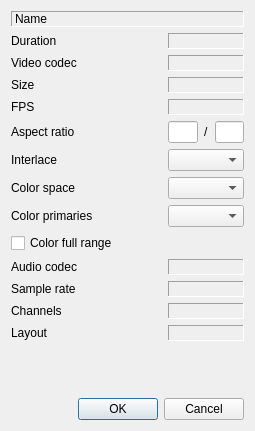
This is app/ui/profile.ui in hftom/MachinTruc as Qt 5 draws it before an edit. The edited form follows.
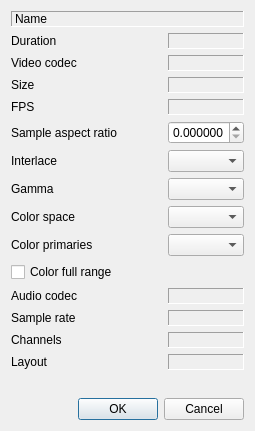
This is the edited form.

Commit message: Improve source profile dialog.

Diff of the .ui file:
```diff
--- a/app/ui/profile.ui
+++ b/app/ui/profile.ui
@@ -16,8 +16,8 @@
   <layout class="QGridLayout" name="gridLayout_2">
    <item row="0" column="0">
     <layout class="QGridLayout" name="gridLayout">
-     <item row="1" column="2">
-      <widget class="QLabel" name="timeLab">
+     <item row="11" column="2">
+      <widget class="QLabel" name="audioCodec">
        <property name="sizePolicy">
         <sizepolicy hsizetype="Ignored" vsizetype="Preferred">
          <horstretch>0</horstretch>
@@ -38,14 +38,36 @@
        </property>
       </widget>
      </item>
-     <item row="3" column="2">
-      <widget class="QLabel" name="sizeLab">
-       <property name="sizePolicy">
-        <sizepolicy hsizetype="Preferred" vsizetype="Preferred">
-         <horstretch>0</horstretch>
-         <verstretch>0</verstretch>
-        </sizepolicy>
+     <item row="4" column="0" colspan="2">
+      <widget class="QLabel" name="fps">
+       <property name="text">
+        <string>FPS</string>
        </property>
+      </widget>
+     </item>
+     <item row="2" column="0" colspan="2">
+      <widget class="QLabel" name="label">
+       <property name="text">
+        <string>Video codec</string>
+       </property>
+      </widget>
+     </item>
+     <item row="13" column="0" colspan="2">
+      <widget class="QLabel" name="channelsLab">
+       <property name="text">
+        <string>Channels</string>
+       </property>
+      </widget>
+     </item>
+     <item row="3" column="0" colspan="2">
+      <widget class="QLabel" name="label_2">
+       <property name="text">
+        <string>Size</string>
+       </property>
+      </widget>
+     </item>
+     <item row="4" column="2">
+      <widget class="QLabel" name="fpsLab">
        <property name="frameShape">
         <enum>QFrame::Panel</enum>
        </property>
@@ -60,49 +82,6 @@
        </property>
       </widget>
      </item>
-     <item row="5" column="2">
-      <layout class="QHBoxLayout" name="horizontalLayout">
-       <item>
-        <widget class="QLineEdit" name="ratioNumEd">
-         <property name="sizePolicy">
-          <sizepolicy hsizetype="Ignored" vsizetype="Fixed">
-           <horstretch>0</horstretch>
-           <verstretch>0</verstretch>
-          </sizepolicy>
-         </property>
-         <property name="alignment">
-          <set>Qt::AlignRight|Qt::AlignTrailing|Qt::AlignVCenter</set>
-         </property>
-        </widget>
-       </item>
-       <item>
-        <widget class="QLabel" name="label_8">
-         <property name="sizePolicy">
-          <sizepolicy hsizetype="Fixed" vsizetype="Preferred">
-           <horstretch>0</horstretch>
-           <verstretch>0</verstretch>
-          </sizepolicy>
-         </property>
-         <property name="text">
-          <string>/</string>
-         </property>
-        </widget>
-       </item>
-       <item>
-        <widget class="QLineEdit" name="ratioDenEd">
-         <property name="sizePolicy">
-          <sizepolicy hsizetype="Ignored" vsizetype="Fixed">
-           <horstretch>0</horstretch>
-           <verstretch>0</verstretch>
-          </sizepolicy>
-         </property>
-         <property name="alignment">
-          <set>Qt::AlignRight|Qt::AlignTrailing|Qt::AlignVCenter</set>
-         </property>
-        </widget>
-       </item>
-      </layout>
-     </item>
      <item row="6" column="2">
       <widget class="QComboBox" name="interlaceCombo">
        <property name="sizePolicy">
@@ -113,129 +92,7 @@
        </property>
       </widget>
      </item>
-     <item row="7" column="2">
-      <widget class="QComboBox" name="spcCombo">
-       <property name="sizePolicy">
-        <sizepolicy hsizetype="Ignored" vsizetype="Fixed">
-         <horstretch>0</horstretch>
-         <verstretch>0</verstretch>
-        </sizepolicy>
-       </property>
-      </widget>
-     </item>
-     <item row="8" column="0" colspan="2">
-      <widget class="QLabel" name="primLab">
-       <property name="text">
-        <string>Color primaries</string>
-       </property>
-      </widget>
-     </item>
-     <item row="8" column="2">
-      <widget class="QComboBox" name="primCombo">
-       <property name="sizePolicy">
-        <sizepolicy hsizetype="Ignored" vsizetype="Fixed">
-         <horstretch>0</horstretch>
-         <verstretch>0</verstretch>
-        </sizepolicy>
-       </property>
-      </widget>
-     </item>
-     <item row="9" column="0" colspan="3">
-      <widget class="QCheckBox" name="fullRangeBox">
-       <property name="text">
-        <string>Color full range</string>
-       </property>
-      </widget>
-     </item>
-     <item row="10" column="2">
-      <widget class="QLabel" name="audioCodec">
-       <property name="sizePolicy">
-        <sizepolicy hsizetype="Ignored" vsizetype="Preferred">
-         <horstretch>0</horstretch>
-         <verstretch>0</verstretch>
-        </sizepolicy>
-       </property>
-       <property name="frameShape">
-        <enum>QFrame::Panel</enum>
-       </property>
-       <property name="frameShadow">
-        <enum>QFrame::Sunken</enum>
-       </property>
-       <property name="text">
-        <string/>
-       </property>
-       <property name="alignment">
-        <set>Qt::AlignCenter</set>
-       </property>
-      </widget>
-     </item>
-     <item row="11" column="2">
-      <widget class="QLabel" name="sampleRate">
-       <property name="sizePolicy">
-        <sizepolicy hsizetype="Ignored" vsizetype="Preferred">
-         <horstretch>0</horstretch>
-         <verstretch>0</verstretch>
-        </sizepolicy>
-       </property>
-       <property name="frameShape">
-        <enum>QFrame::Panel</enum>
-       </property>
-       <property name="frameShadow">
-        <enum>QFrame::Sunken</enum>
-       </property>
-       <property name="text">
-        <string/>
-       </property>
-       <property name="alignment">
-        <set>Qt::AlignCenter</set>
-       </property>
-      </widget>
-     </item>
-     <item row="12" column="2">
-      <widget class="QLabel" name="channels">
-       <property name="sizePolicy">
-        <sizepolicy hsizetype="Ignored" vsizetype="Preferred">
-         <horstretch>0</horstretch>
-         <verstretch>0</verstretch>
-        </sizepolicy>
-       </property>
-       <property name="frameShape">
-        <enum>QFrame::Panel</enum>
-       </property>
-       <property name="frameShadow">
-        <enum>QFrame::Sunken</enum>
-       </property>
-       <property name="text">
-        <string/>
-       </property>
-       <property name="alignment">
-        <set>Qt::AlignCenter</set>
-       </property>
-      </widget>
-     </item>
-     <item row="13" column="2">
-      <widget class="QLabel" name="layoutName">
-       <property name="sizePolicy">
-        <sizepolicy hsizetype="Ignored" vsizetype="Preferred">
-         <horstretch>0</horstretch>
-         <verstretch>0</verstretch>
-        </sizepolicy>
-       </property>
-       <property name="frameShape">
-        <enum>QFrame::Panel</enum>
-       </property>
-       <property name="frameShadow">
-        <enum>QFrame::Sunken</enum>
-       </property>
-       <property name="text">
-        <string/>
-       </property>
-       <property name="alignment">
-        <set>Qt::AlignCenter</set>
-       </property>
-      </widget>
-     </item>
-     <item row="15" column="0" colspan="3">
+     <item row="16" column="0" colspan="3">
       <widget class="QDialogButtonBox" name="buttonBox">
        <property name="orientation">
         <enum>Qt::Horizontal</enum>
@@ -248,6 +105,30 @@
        </property>
       </widget>
      </item>
+     <item row="9" column="0" colspan="2">
+      <widget class="QLabel" name="primLab">
+       <property name="text">
+        <string>Color primaries</string>
+       </property>
+      </widget>
+     </item>
+     <item row="11" column="0" colspan="2">
+      <widget class="QLabel" name="label_3">
+       <property name="text">
+        <string>Audio codec</string>
+       </property>
+      </widget>
+     </item>
+     <item row="7" column="2">
+      <widget class="QComboBox" name="gammaCombo">
+       <property name="sizePolicy">
+        <sizepolicy hsizetype="Ignored" vsizetype="Fixed">
+         <horstretch>0</horstretch>
+         <verstretch>0</verstretch>
+        </sizepolicy>
+       </property>
+      </widget>
+     </item>
      <item row="0" column="0" colspan="3">
       <widget class="QLabel" name="nameLab">
        <property name="sizePolicy">
@@ -276,6 +157,111 @@
        </property>
       </widget>
      </item>
+     <item row="14" column="2">
+      <widget class="QLabel" name="layoutName">
+       <property name="sizePolicy">
+        <sizepolicy hsizetype="Ignored" vsizetype="Preferred">
+         <horstretch>0</horstretch>
+         <verstretch>0</verstretch>
+        </sizepolicy>
+       </property>
+       <property name="frameShape">
+        <enum>QFrame::Panel</enum>
+       </property>
+       <property name="frameShadow">
+        <enum>QFrame::Sunken</enum>
+       </property>
+       <property name="text">
+        <string/>
+       </property>
+       <property name="alignment">
+        <set>Qt::AlignCenter</set>
+       </property>
+      </widget>
+     </item>
+     <item row="3" column="2">
+      <widget class="QLabel" name="sizeLab">
+       <property name="sizePolicy">
+        <sizepolicy hsizetype="Preferred" vsizetype="Preferred">
+         <horstretch>0</horstretch>
+         <verstretch>0</verstretch>
+        </sizepolicy>
+       </property>
+       <property name="frameShape">
+        <enum>QFrame::Panel</enum>
+       </property>
+       <property name="frameShadow">
+        <enum>QFrame::Sunken</enum>
+       </property>
+       <property name="text">
+        <string/>
+       </property>
+       <property name="alignment">
+        <set>Qt::AlignCenter</set>
+       </property>
+      </widget>
+     </item>
+     <item row="12" column="2">
+      <widget class="QLabel" name="sampleRate">
+       <property name="sizePolicy">
+        <sizepolicy hsizetype="Ignored" vsizetype="Preferred">
+         <horstretch>0</horstretch>
+         <verstretch>0</verstretch>
+        </sizepolicy>
+       </property>
+       <property name="frameShape">
+        <enum>QFrame::Panel</enum>
+       </property>
+       <property name="frameShadow">
+        <enum>QFrame::Sunken</enum>
+       </property>
+       <property name="text">
+        <string/>
+       </property>
+       <property name="alignment">
+        <set>Qt::AlignCenter</set>
+       </property>
+      </widget>
+     </item>
+     <item row="7" column="0" colspan="2">
+      <widget class="QLabel" name="spcLab">
+       <property name="text">
+        <string>Gamma</string>
+       </property>
+      </widget>
+     </item>
+     <item row="9" column="2">
+      <widget class="QComboBox" name="primCombo">
+       <property name="sizePolicy">
+        <sizepolicy hsizetype="Ignored" vsizetype="Fixed">
+         <horstretch>0</horstretch>
+         <verstretch>0</verstretch>
+        </sizepolicy>
+       </property>
+      </widget>
+     </item>
+     <item row="13" column="2">
+      <widget class="QLabel" name="channels">
+       <property name="sizePolicy">
+        <sizepolicy hsizetype="Ignored" vsizetype="Preferred">
+         <horstretch>0</horstretch>
+         <verstretch>0</verstretch>
+        </sizepolicy>
+       </property>
+       <property name="frameShape">
+        <enum>QFrame::Panel</enum>
+       </property>
+       <property name="frameShadow">
+        <enum>QFrame::Sunken</enum>
+       </property>
+       <property name="text">
+        <string/>
+       </property>
+       <property name="alignment">
+        <set>Qt::AlignCenter</set>
+       </property>
+      </widget>
+     </item>
      <item row="1" column="0" colspan="2">
       <widget class="QLabel" name="label_4">
        <property name="text">
@@ -283,53 +269,39 @@
        </property>
       </widget>
      </item>
-     <item row="2" column="2">
-      <widget class="QLabel" name="videoCodec">
-       <property name="sizePolicy">
-        <sizepolicy hsizetype="Ignored" vsizetype="Preferred">
-         <horstretch>0</horstretch>
-         <verstretch>0</verstretch>
-        </sizepolicy>
+     <item row="15" column="0" colspan="3">
+      <spacer name="verticalSpacer_2">
+       <property name="orientation">
+        <enum>Qt::Vertical</enum>
        </property>
-       <property name="frameShape">
-        <enum>QFrame::Panel</enum>
+       <property name="sizeHint" stdset="0">
+        <size>
+         <width>20</width>
+         <height>40</height>
+        </size>
        </property>
-       <property name="frameShadow">
-        <enum>QFrame::Sunken</enum>
-       </property>
-       <property name="text">
-        <string/>
-       </property>
-       <property name="alignment">
-        <set>Qt::AlignCenter</set>
-       </property>
-      </widget>
-     </item>
-     <item row="2" column="0" colspan="2">
-      <widget class="QLabel" name="label">
-       <property name="text">
-        <string>Video codec</string>
-       </property>
-      </widget>
-     </item>
-     <item row="3" column="0" colspan="2">
-      <widget class="QLabel" name="label_2">
-       <property name="text">
-        <string>Size</string>
-       </property>
-      </widget>
-     </item>
-     <item row="4" column="0" colspan="2">
-      <widget class="QLabel" name="fps">
-       <property name="text">
-        <string>FPS</string>
-       </property>
-      </widget>
+      </spacer>
      </item>
      <item row="5" column="0" colspan="2">
       <widget class="QLabel" name="ratioLab">
        <property name="text">
-        <string>Aspect ratio</string>
+        <string>Sample aspect ratio</string>
+       </property>
+      </widget>
+     </item>
+     <item row="5" column="2">
+      <widget class="QDoubleSpinBox" name="sarSpin">
+       <property name="sizePolicy">
+        <sizepolicy hsizetype="Ignored" vsizetype="Fixed">
+         <horstretch>0</horstretch>
+         <verstretch>0</verstretch>
+        </sizepolicy>
+       </property>
+       <property name="decimals">
+        <number>6</number>
+       </property>
+       <property name="singleStep">
+        <double>0.000001000000000</double>
        </property>
       </widget>
      </item>
@@ -340,56 +312,57 @@
        </property>
       </widget>
      </item>
-     <item row="7" column="0" colspan="2">
-      <widget class="QLabel" name="spcLab">
+     <item row="10" column="0" colspan="3">
+      <widget class="QCheckBox" name="fullRangeBox">
        <property name="text">
-        <string>Color space</string>
+        <string>Color full range</string>
        </property>
       </widget>
      </item>
-     <item row="10" column="0" colspan="2">
-      <widget class="QLabel" name="label_3">
-       <property name="text">
-        <string>Audio codec</string>
-       </property>
-      </widget>
-     </item>
-     <item row="11" column="0" colspan="2">
-      <widget class="QLabel" name="sampleRateLab">
-       <property name="text">
-        <string>Sample rate</string>
-       </property>
-      </widget>
-     </item>
-     <item row="12" column="0" colspan="2">
-      <widget class="QLabel" name="channelsLab">
-       <property name="text">
-        <string>Channels</string>
-       </property>
-      </widget>
-     </item>
-     <item row="13" column="0" colspan="2">
+     <item row="14" column="0" colspan="2">
       <widget class="QLabel" name="layoutLab">
        <property name="text">
         <string>Layout</string>
        </property>
       </widget>
      </item>
-     <item row="14" column="0" colspan="3">
-      <spacer name="verticalSpacer_2">
-       <property name="orientation">
-        <enum>Qt::Vertical</enum>
+     <item row="12" column="0" colspan="2">
+      <widget class="QLabel" name="sampleRateLab">
+       <property name="text">
+        <string>Sample rate</string>
        </property>
-       <property name="sizeHint" stdset="0">
-        <size>
-         <width>20</width>
-         <height>40</height>
-        </size>
+      </widget>
+     </item>
+     <item row="2" column="2">
+      <widget class="QLabel" name="videoCodec">
+       <property name="sizePolicy">
+        <sizepolicy hsizetype="Ignored" vsizetype="Preferred">
+         <horstretch>0</horstretch>
+         <verstretch>0</verstretch>
+        </sizepolicy>
        </property>
-      </spacer>
+       <property name="frameShape">
+        <enum>QFrame::Panel</enum>
+       </property>
+       <property name="frameShadow">
+        <enum>QFrame::Sunken</enum>
+       </property>
+       <property name="text">
+        <string/>
+       </property>
+       <property name="alignment">
+        <set>Qt::AlignCenter</set>
+       </property>
+      </widget>
      </item>
-     <item row="4" column="2">
-      <widget class="QLabel" name="fpsLab">
+     <item row="1" column="2">
+      <widget class="QLabel" name="timeLab">
+       <property name="sizePolicy">
+        <sizepolicy hsizetype="Ignored" vsizetype="Preferred">
+         <horstretch>0</horstretch>
+         <verstretch>0</verstretch>
+        </sizepolicy>
+       </property>
        <property name="frameShape">
         <enum>QFrame::Panel</enum>
        </property>
@@ -404,6 +377,16 @@
        </property>
       </widget>
      </item>
+     <item row="8" column="0" colspan="2">
+      <widget class="QLabel" name="label_5">
+       <property name="text">
+        <string>Color space</string>
+       </property>
+      </widget>
+     </item>
+     <item row="8" column="2">
+      <widget class="QComboBox" name="spcCombo"/>
+     </item>
     </layout>
    </item>
   </layout>
```
Left out of the diff: 4 changed lines with no effect on the pictures. The commit also changes 6 other files.
